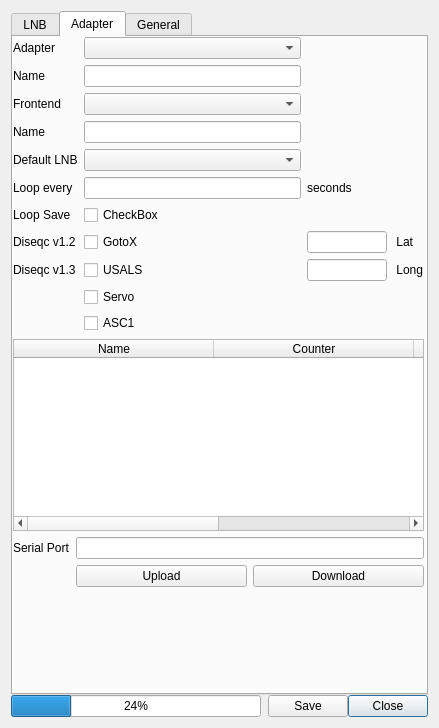
First picture: the form in settings.ui, repository stahir/updatedvb, before the edit.
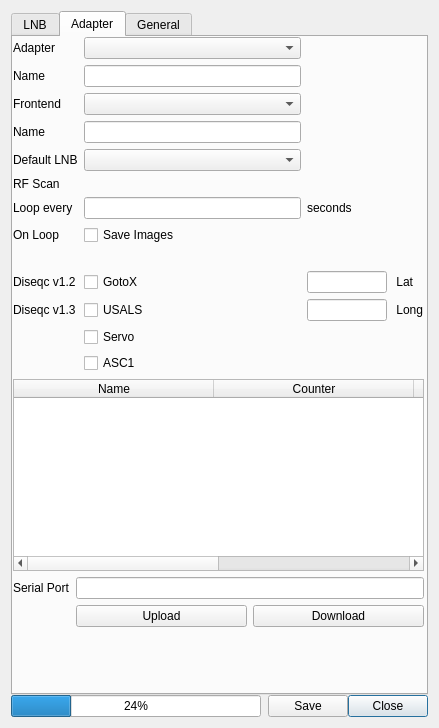
Second picture: the form after the edit.

Commit message: new feature: while looping you can now save the images automagically with every scan

```diff
--- a/settings.ui
+++ b/settings.ui
@@ -435,21 +435,24 @@
           </item>
           <item row="0" column="0">
            <layout class="QGridLayout" name="gridLayout_3">
-            <item row="5" column="2">
+            <item row="1" column="1">
+             <widget class="QLineEdit" name="lineEdit_adapter_name"/>
+            </item>
+            <item row="6" column="2">
              <widget class="QLabel" name="label_20">
               <property name="text">
                <string>seconds</string>
               </property>
              </widget>
             </item>
-            <item row="7" column="3">
+            <item row="9" column="3">
              <widget class="QLabel" name="label_lat">
               <property name="text">
                <string> Lat</string>
               </property>
              </widget>
             </item>
-            <item row="8" column="2">
+            <item row="10" column="2">
              <widget class="QLineEdit" name="lineEdit_long">
               <property name="enabled">
                <bool>true</bool>
@@ -478,33 +481,30 @@
             <item row="4" column="1">
              <widget class="QComboBox" name="comboBox_default_lnb"/>
             </item>
-            <item row="7" column="0">
-             <widget class="QLabel" name="label_15">
-              <property name="text">
-               <string>Diseqc v1.2</string>
-              </property>
-             </widget>
-            </item>
-            <item row="0" column="1">
-             <widget class="QComboBox" name="comboBox_adapter"/>
-            </item>
-            <item row="8" column="0">
+            <item row="10" column="0">
              <widget class="QLabel" name="label_8">
               <property name="text">
                <string>Diseqc v1.3</string>
               </property>
              </widget>
             </item>
-            <item row="8" column="1">
+            <item row="0" column="1">
+             <widget class="QComboBox" name="comboBox_adapter"/>
+            </item>
+            <item row="9" column="0">
+             <widget class="QLabel" name="label_15">
+              <property name="text">
+               <string>Diseqc v1.2</string>
+              </property>
+             </widget>
+            </item>
+            <item row="10" column="1">
              <widget class="QCheckBox" name="checkBox_diseqc_v13">
               <property name="text">
                <string>USALS</string>
               </property>
              </widget>
             </item>
-            <item row="1" column="1">
-             <widget class="QLineEdit" name="lineEdit_adapter_name"/>
-            </item>
             <item row="1" column="0">
              <widget class="QLabel" name="label_13">
               <property name="text">
@@ -519,7 +519,7 @@
               </property>
              </widget>
             </item>
-            <item row="7" column="1">
+            <item row="9" column="1">
              <widget class="QCheckBox" name="checkBox_diseqc_v12">
               <property name="text">
                <string>GotoX</string>
@@ -533,34 +533,34 @@
               </property>
              </widget>
             </item>
-            <item row="3" column="0">
-             <widget class="QLabel" name="label_18">
-              <property name="text">
-               <string>Name</string>
-              </property>
-             </widget>
-            </item>
             <item row="3" column="1">
              <widget class="QLineEdit" name="lineEdit_frontend_name"/>
             </item>
+            <item row="3" column="0">
+             <widget class="QLabel" name="label_18">
+              <property name="text">
+               <string>Name</string>
+              </property>
+             </widget>
+            </item>
             <item row="2" column="1">
              <widget class="QComboBox" name="comboBox_frontend"/>
             </item>
-            <item row="8" column="3">
+            <item row="10" column="3">
              <widget class="QLabel" name="label_long">
               <property name="text">
                <string> Long</string>
               </property>
              </widget>
             </item>
-            <item row="9" column="1">
+            <item row="11" column="1">
              <widget class="QCheckBox" name="checkBox_servo">
               <property name="text">
                <string>Servo</string>
               </property>
              </widget>
             </item>
-            <item row="7" column="2">
+            <item row="9" column="2">
              <widget class="QLineEdit" name="lineEdit_lat">
               <property name="maximumSize">
                <size>
@@ -570,38 +570,52 @@
               </property>
              </widget>
             </item>
-            <item row="10" column="1">
+            <item row="12" column="1">
              <widget class="QCheckBox" name="checkBox_asc1">
               <property name="text">
                <string>ASC1</string>
               </property>
              </widget>
             </item>
-            <item row="5" column="1">
+            <item row="6" column="1">
              <widget class="QLineEdit" name="lineEdit_loop_delay">
               <property name="toolTip">
                <string extracomment="zero seconds - just releat as fast as possible"/>
               </property>
              </widget>
             </item>
-            <item row="5" column="0">
+            <item row="6" column="0">
              <widget class="QLabel" name="label_19">
               <property name="text">
                <string>Loop every</string>
               </property>
              </widget>
             </item>
-            <item row="6" column="0">
+            <item row="7" column="0">
              <widget class="QLabel" name="label_21">
               <property name="text">
-               <string>Loop Save</string>
+               <string>On Loop</string>
               </property>
              </widget>
             </item>
-            <item row="6" column="1">
-             <widget class="QCheckBox" name="checkBox">
+            <item row="7" column="1">
+             <widget class="QCheckBox" name="checkBox_save_images">
               <property name="text">
-               <string>CheckBox</string>
+               <string>Save Images</string>
+              </property>
+             </widget>
+            </item>
+            <item row="5" column="0">
+             <widget class="QLabel" name="label_22">
+              <property name="text">
+               <string>RF Scan</string>
+              </property>
+             </widget>
+            </item>
+            <item row="8" column="0">
+             <widget class="QLabel" name="label_23">
+              <property name="text">
+               <string/>
               </property>
              </widget>
             </item>
```
The commit also changes 3 other files.
